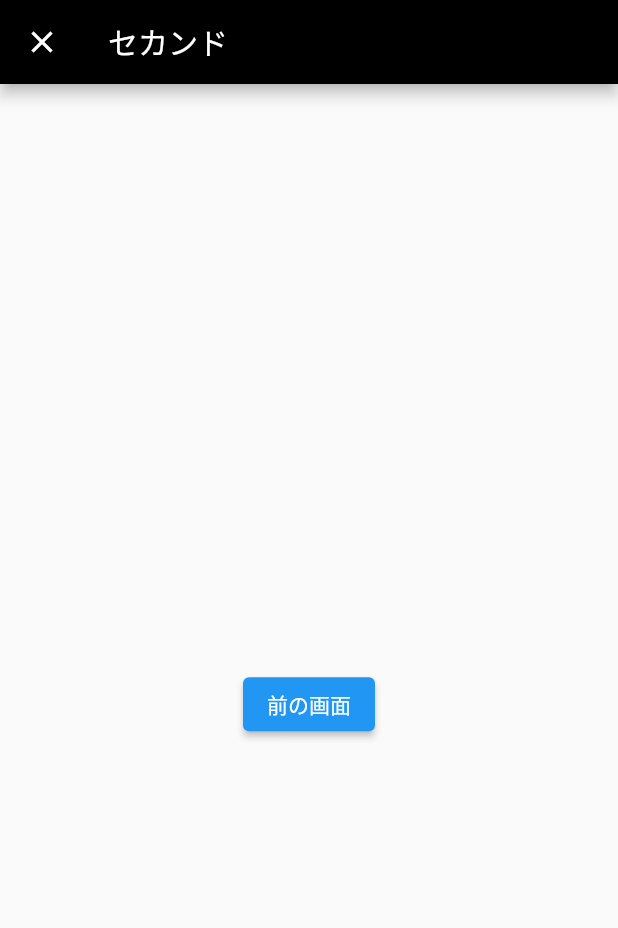
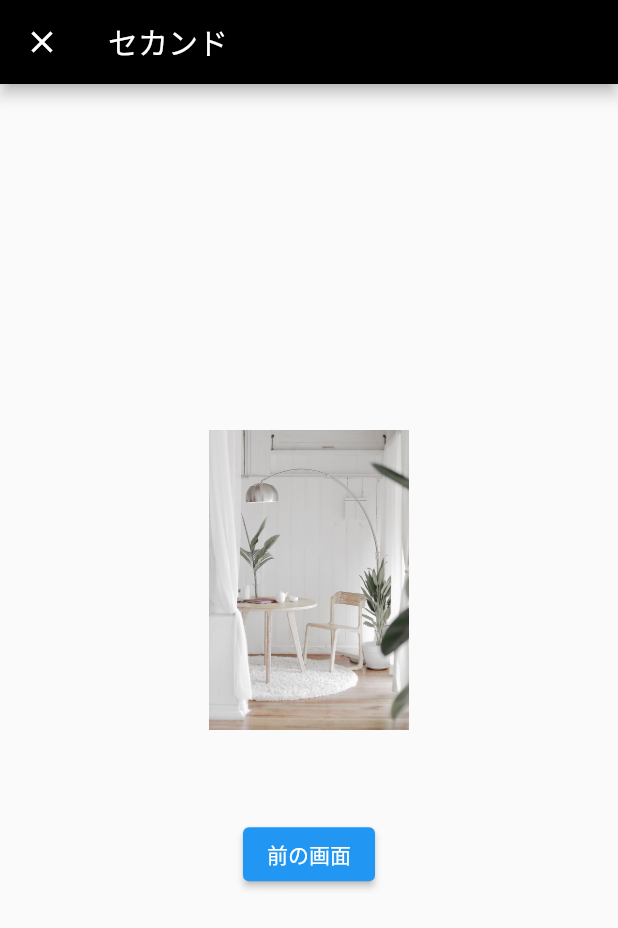
Before and after one commit to sisosyunya/restudy_flutter, a Flutter app: the screen it shows after launch, after a tap on "次の画面へ", on a phone screen of 412 x 824 dp. Shown: the top 928 px of the screen. Run offline on Flutter 3.47's test engine with Material 2 defaults, Android fonts, the phone set to English and light mode, and no system bars; network calls fail.

Commit message:
画像表示（ローカル）

```diff
--- a/lib/second_page.dart
+++ b/lib/second_page.dart
@@ -15,6 +15,9 @@ class SecondPage extends StatelessWidget {
       body:Column(
         mainAxisAlignment: MainAxisAlignment.center,
         children: [
+          Image.asset('images/img1.jpg',
+          height: 200,
+          ),
           Text(name,
           style: TextStyle(
             fontSize: 50,
--- a/pubspec.yaml
+++ b/pubspec.yaml
@@ -58,8 +58,8 @@ flutter:
   uses-material-design: true
 
   # To add assets to your application, add an assets section, like this:
-  # assets:
-  #   - images/a_dot_burr.jpeg
+  assets:
+    - images/img1.jpg
   #   - images/a_dot_ham.jpeg
 
   # An image asset can refer to one or more resolution-specific "variants", see
```
Also changed, not shown: images/img1.jpg (added).
